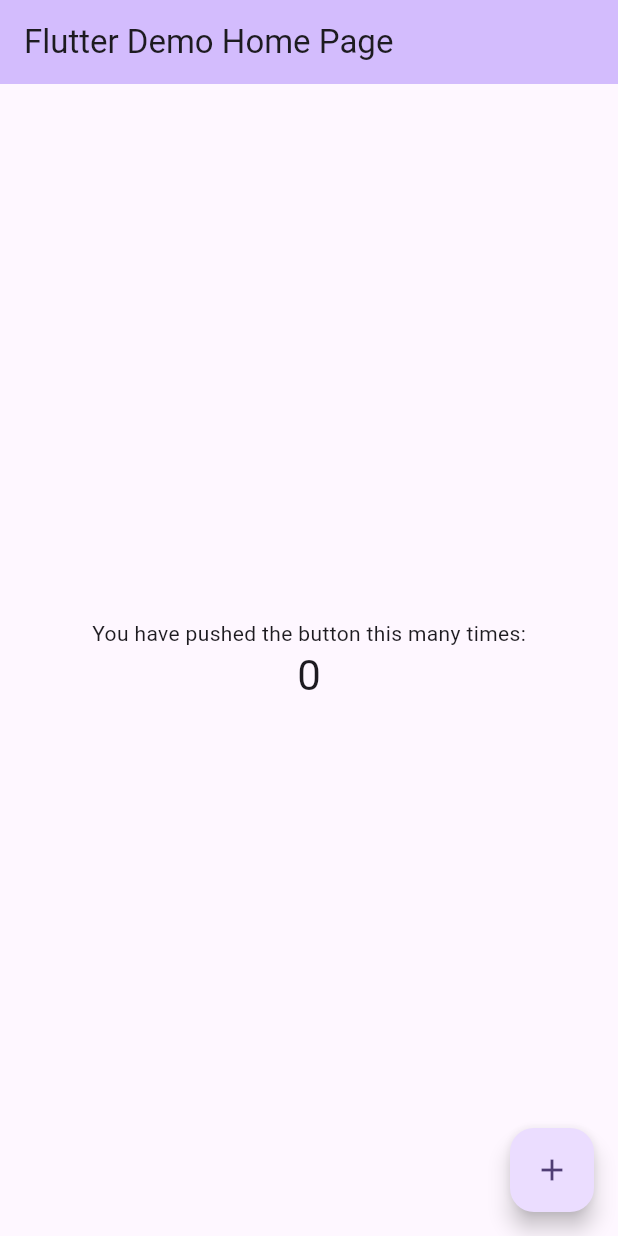
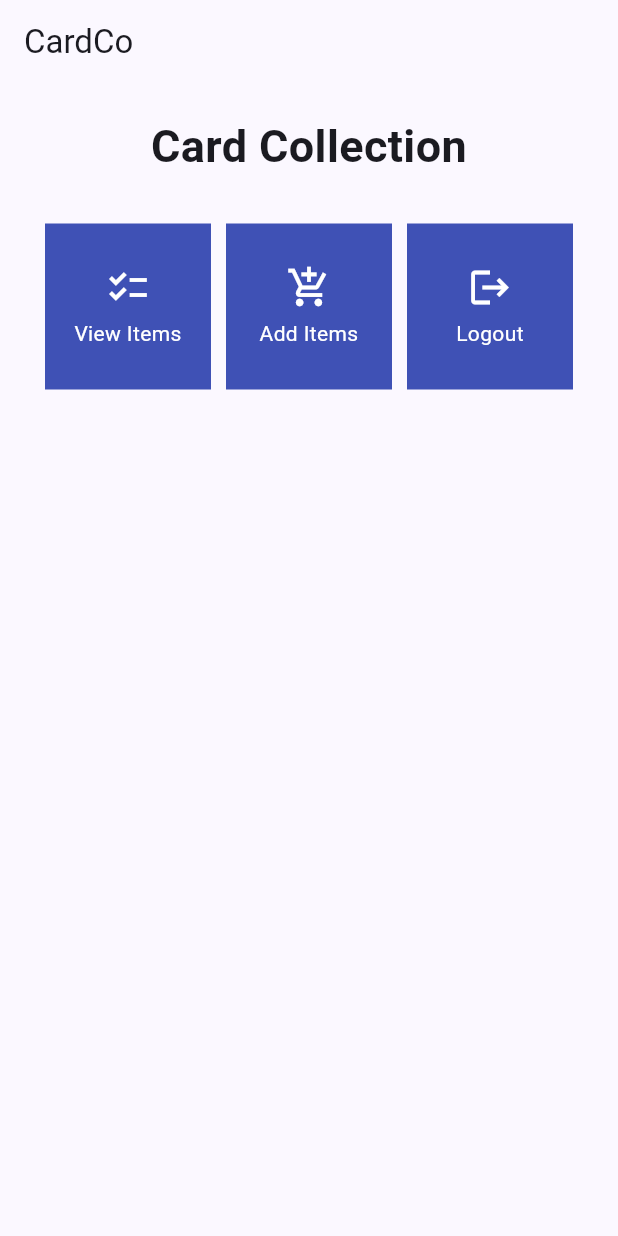
Before and after one commit to cyll0/cardco-mobile, a Flutter app: the screen it shows after launch, on a phone screen of 412 x 824 dp. Run offline on Flutter 3.47's test engine with Material 2 defaults, Android fonts, the phone set to English and light mode, and no system bars.

Commit message:
missing widgets readme

```diff
--- a/lib/main.dart
+++ b/lib/main.dart
@@ -1,4 +1,5 @@
 import 'package:flutter/material.dart';
+import 'package:cardco/menu.dart';
 
 void main() {
   runApp(const MyApp());
@@ -28,98 +29,10 @@ class MyApp extends StatelessWidget {
         //
         // This works for code too, not just values: Most code changes can be
         // tested with just a hot reload.
-        colorScheme: ColorScheme.fromSeed(seedColor: Colors.deepPurple),
+        colorScheme: ColorScheme.fromSeed(seedColor: Colors.indigo),
         useMaterial3: true,
       ),
-      home: const MyHomePage(title: 'Flutter Demo Home Page'),
+      home: MyHomePage(),
     );
   }
 }
-
-class MyHomePage extends StatefulWidget {
-  const MyHomePage({super.key, required this.title});
-
-  // This widget is the home page of your application. It is stateful, meaning
-  // that it has a State object (defined below) that contains fields that affect
-  // how it looks.
-
-  // This class is the configuration for the state. It holds the values (in this
-  // case the title) provided by the parent (in this case the App widget) and
-  // used by the build method of the State. Fields in a Widget subclass are
-  // always marked "final".
-
-  final String title;
-
-  @override
-  State<MyHomePage> createState() => _MyHomePageState();
-}
-
-class _MyHomePageState extends State<MyHomePage> {
-  int _counter = 0;
-
-  void _incrementCounter() {
-    setState(() {
-      // This call to setState tells the Flutter framework that something has
-      // changed in this State, which causes it to rerun the build method below
-      // so that the display can reflect the updated values. If we changed
-      // _counter without calling setState(), then the build method would not be
-      // called again, and so nothing would appear to happen.
-      _counter++;
-    });
-  }
-
-  @override
-  Widget build(BuildContext context) {
-    // This method is rerun every time setState is called, for instance as done
-    // by the _incrementCounter method above.
-    //
-    // The Flutter framework has been optimized to make rerunning build methods
-    // fast, so that you can just rebuild anything that needs updating rather
-    // than having to individually change instances of widgets.
-    return Scaffold(
-      appBar: AppBar(
-        // TRY THIS: Try changing the color here to a specific color (to
-        // Colors.amber, perhaps?) and trigger a hot reload to see the AppBar
-        // change color while the other colors stay the same.
-        backgroundColor: Theme.of(context).colorScheme.inversePrimary,
-        // Here we take the value from the MyHomePage object that was created by
-        // the App.build method, and use it to set our appbar title.
-        title: Text(widget.title),
-      ),
-      body: Center(
-        // Center is a layout widget. It takes a single child and positions it
-        // in the middle of the parent.
-        child: Column(
-          // Column is also a layout widget. It takes a list of children and
-          // arranges them vertically. By default, it sizes itself to fit its
-          // children horizontally, and tries to be as tall as its parent.
-          //
-          // Column has various properties to control how it sizes itself and
-          // how it positions its children. Here we use mainAxisAlignment to
-          // center the children vertically; the main axis here is the vertical
-          // axis because Columns are vertical (the cross axis would be
-          // horizontal).
-          //
-          // TRY THIS: Invoke "debug painting" (choose the "Toggle Debug Paint"
-          // action in the IDE, or press "p" in the console), to see the
-          // wireframe for each widget.
-          mainAxisAlignment: MainAxisAlignment.center,
-          children: <Widget>[
-            const Text(
-              'You have pushed the button this many times:',
-            ),
-            Text(
-              '$_counter',
-              style: Theme.of(context).textTheme.headlineMedium,
-            ),
-          ],
-        ),
-      ),
-      floatingActionButton: FloatingActionButton(
-        onPressed: _incrementCounter,
-        tooltip: 'Increment',
-        child: const Icon(Icons.add),
-      ), // This trailing comma makes auto-formatting nicer for build methods.
-    );
-  }
-}
--- /dev/null
+++ b/lib/menu.dart
@@ -0,0 +1,126 @@
+import 'package:flutter/material.dart';
+
+class MyHomePage extends StatelessWidget {
+  MyHomePage({Key? key}) : super(key: key);
+
+  final List<CardItem> items = [
+    CardItem("View Items", Icons.checklist),
+    CardItem("Add Items", Icons.add_shopping_cart),
+    CardItem("Logout", Icons.logout)
+  ];
+
+  // This widget is the home page of your application. It is stateful, meaning
+  // that it has a State object (defined below) that contains fields that affect
+  // how it looks.
+
+  // This class is the configuration for the state. It holds the values (in this
+  // case the title) provided by the parent (in this case the App widget) and
+  // used by the build method of the State. Fields in a Widget subclass are
+  // always marked "final".
+
+  @override
+  Widget build(BuildContext context) {
+    // This method is rerun every time setState is called, for instance as done
+    // by the _incrementCounter method above.
+    //
+    // The Flutter framework has been optimized to make rerunning build methods
+    // fast, so that you can just rebuild anything that needs updating rather
+    // than having to individually change instances of widgets.
+    return Scaffold(
+      appBar: AppBar(
+        title: const Text(
+          'CardCo',
+        ),
+      ),
+      body: SingleChildScrollView(
+        // Scrolling wrapper widget
+        child: Padding(
+          padding: const EdgeInsets.all(10.0), // Set padding for the page
+          child: Column(
+            // Widget to display children vertically
+            children: <Widget>[
+              const Padding(
+                padding: EdgeInsets.only(top: 10.0, bottom: 10.0),
+                // Text widget to display text with center alignment and appropriate style
+                child: Text(
+                  'Card Collection', // Text indicating the shop name
+                  textAlign: TextAlign.center,
+                  style: TextStyle(
+                    fontSize: 30,
+                    fontWeight: FontWeight.bold,
+                  ),
+                ),
+              ),
+              // Grid layout
+              GridView.count(
+                // Container for our cards.
+                primary: true,
+                padding: const EdgeInsets.all(20),
+                crossAxisSpacing: 10,
+                mainAxisSpacing: 10,
+                crossAxisCount: 3,
+                shrinkWrap: true,
+                children: items.map((CardItem item) {
+                  // Iteration for each item
+                  return ItemCard(item);
+                }).toList(),
+              ),
+            ],
+          ),
+        ),
+      ),
+    );
+  }
+}
+
+class CardItem {
+  final String name;
+  final IconData icon;
+
+  CardItem(this.name, this.icon);
+}
+
+class ItemCard extends StatelessWidget {
+  final CardItem item;
+
+  const ItemCard(this.item, {Key? key}); // Constructor
+
+  @override
+  Widget build(BuildContext context) {
+    return Material(
+      color: Colors.indigo,
+      child: InkWell(
+        // Responsive touch area
+        onTap: () {
+          // Show a SnackBar when clicked
+          ScaffoldMessenger.of(context)
+            ..hideCurrentSnackBar()
+            ..showSnackBar(SnackBar(
+                content: Text("You clicked the ${item.name} button!")));
+        },
+        child: Container(
+          // Container to hold Icon and Text
+          padding: const EdgeInsets.all(8),
+          child: Center(
+            child: Column(
+              mainAxisAlignment: MainAxisAlignment.center,
+              children: [
+                Icon(
+                  item.icon,
+                  color: Colors.white,
+                  size: 30.0,
+                ),
+                const Padding(padding: EdgeInsets.all(3)),
+                Text(
+                  item.name,
+                  textAlign: TextAlign.center,
+                  style: const TextStyle(color: Colors.white),
+                ),
+              ],
+            ),
+          ),
+        ),
+      ),
+    );
+  }
+}
```
Also changed, not shown: 1 other file.
